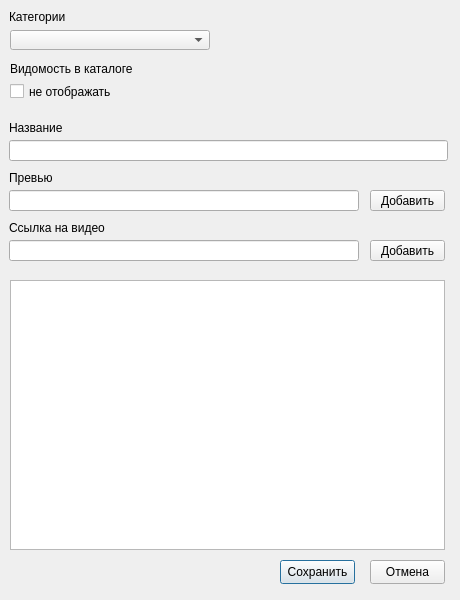
The window that ui/edit_dialog.ui (Th0rn-dev/training-planner-2) describes before a commit, drawn with Qt 5.
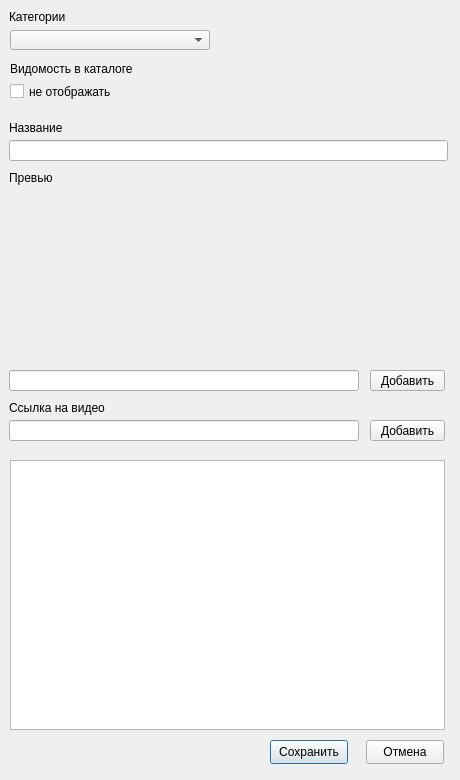
The same window after the commit.

Commit message: added preview image on add/edit dialogs

What changed in the file:
```diff
--- a/ui/edit_dialog.ui
+++ b/ui/edit_dialog.ui
@@ -7,7 +7,7 @@
     <x>0</x>
     <y>0</y>
     <width>460</width>
-    <height>600</height>
+    <height>780</height>
    </rect>
   </property>
   <property name="windowTitle">
@@ -76,7 +76,7 @@
    <property name="geometry">
     <rect>
      <x>9</x>
-     <y>190</y>
+     <y>370</y>
      <width>350</width>
      <height>21</height>
     </rect>
@@ -86,7 +86,7 @@
    <property name="geometry">
     <rect>
      <x>9</x>
-     <y>220</y>
+     <y>400</y>
      <width>120</width>
      <height>16</height>
     </rect>
@@ -99,7 +99,7 @@
    <property name="geometry">
     <rect>
      <x>9</x>
-     <y>240</y>
+     <y>420</y>
      <width>350</width>
      <height>21</height>
     </rect>
@@ -108,9 +108,9 @@
   <widget class="QPushButton" name="addButton">
    <property name="geometry">
     <rect>
-     <x>280</x>
-     <y>560</y>
-     <width>75</width>
+     <x>270</x>
+     <y>740</y>
+     <width>78</width>
      <height>24</height>
     </rect>
    </property>
@@ -121,9 +121,9 @@
   <widget class="QPushButton" name="cancelButton">
    <property name="geometry">
     <rect>
-     <x>370</x>
-     <y>560</y>
-     <width>75</width>
+     <x>366</x>
+     <y>740</y>
+     <width>78</width>
      <height>24</height>
     </rect>
    </property>
@@ -135,7 +135,7 @@
    <property name="geometry">
     <rect>
      <x>370</x>
-     <y>240</y>
+     <y>420</y>
      <width>75</width>
      <height>21</height>
     </rect>
@@ -148,7 +148,7 @@
    <property name="geometry">
     <rect>
      <x>370</x>
-     <y>190</y>
+     <y>370</y>
      <width>75</width>
      <height>21</height>
     </rect>
@@ -187,12 +187,25 @@
    <property name="geometry">
     <rect>
      <x>10</x>
-     <y>280</y>
+     <y>460</y>
      <width>435</width>
      <height>270</height>
     </rect>
    </property>
   </widget>
+  <widget class="QLabel" name="labelForPreview">
+   <property name="geometry">
+    <rect>
+     <x>10</x>
+     <y>200</y>
+     <width>150</width>
+     <height>150</height>
+    </rect>
+   </property>
+   <property name="text">
+    <string/>
+   </property>
+  </widget>
  </widget>
  <resources/>
  <connections/>
```
The commit also changes 3 other files.
